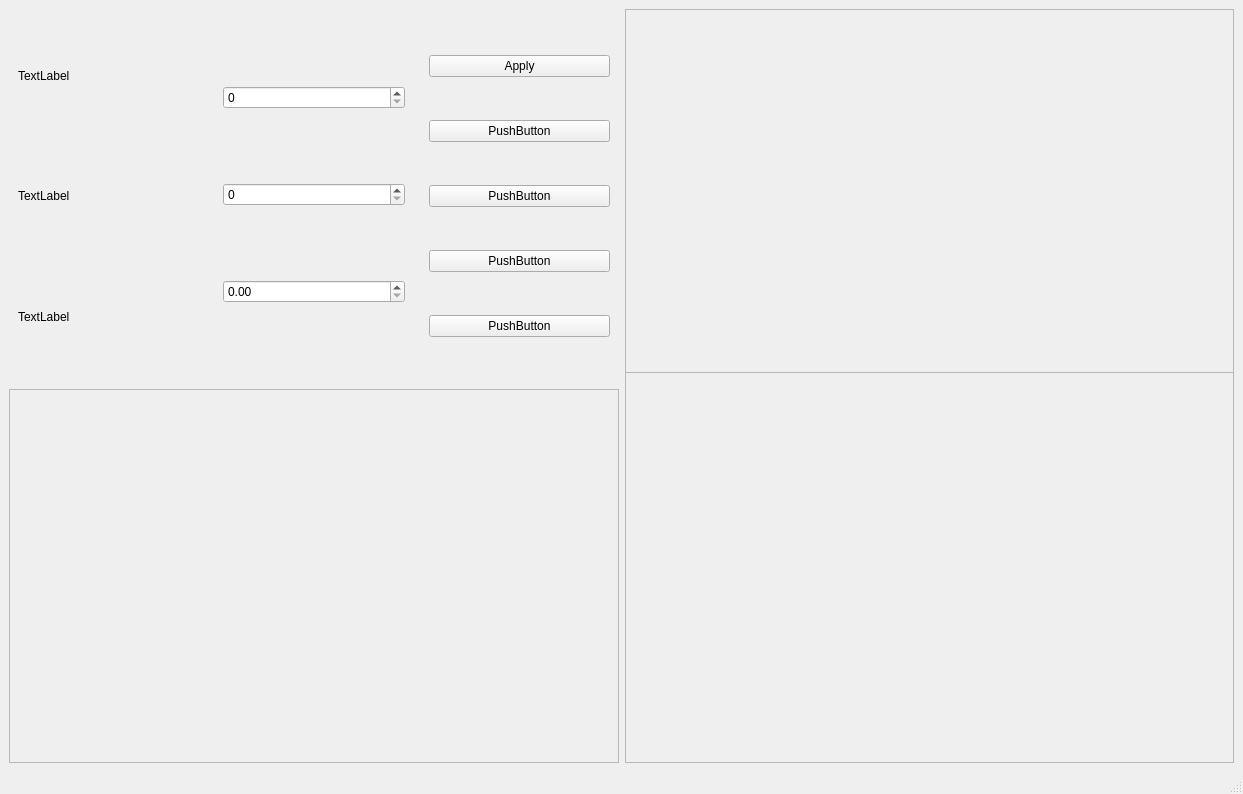
This is window.ui in de-nuke/AdvancedGeneticAlgorithm as Qt 5 draws it before an edit. The edited form follows.
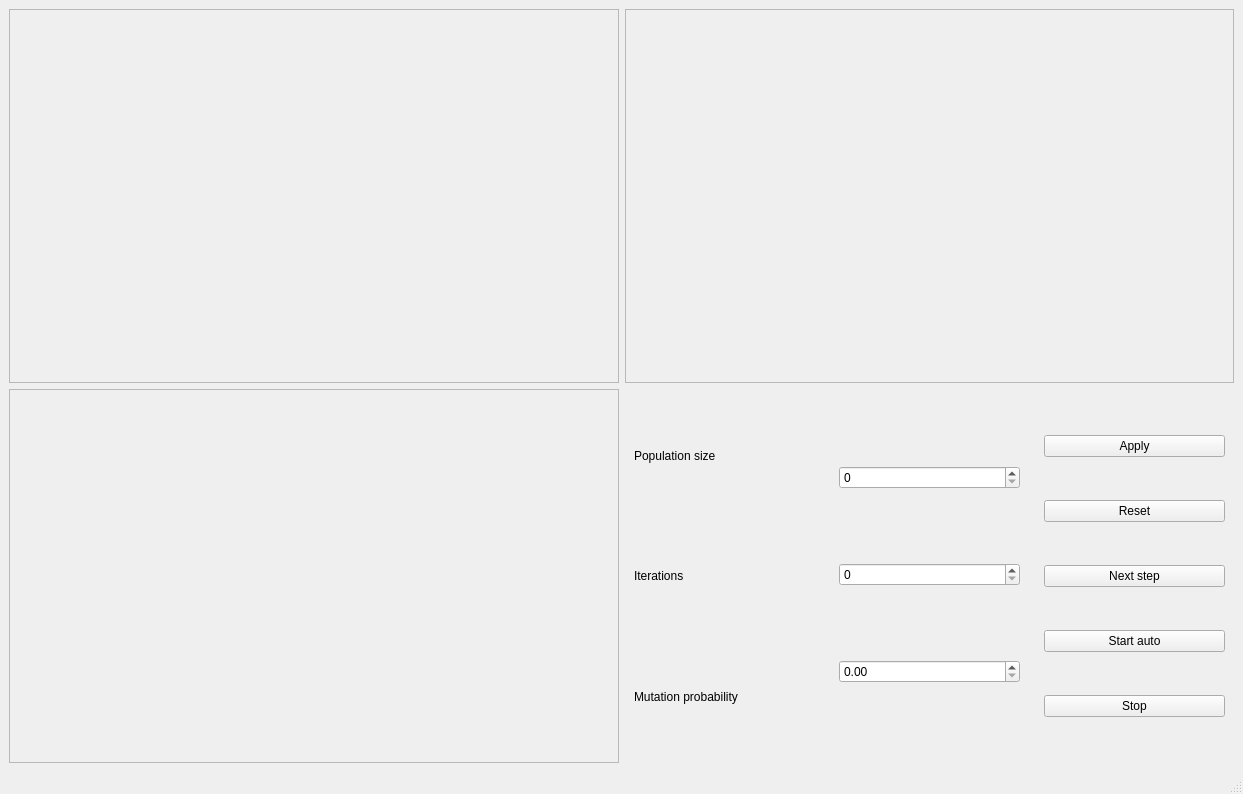
This is the edited form.

Commit message: Improved layout, added Thread and more application logic

```diff
--- a/window.ui
+++ b/window.ui
@@ -14,15 +14,61 @@
    <string>MainWindow</string>
   </property>
   <widget class="QWidget" name="centralwidget">
-   <layout class="QHBoxLayout" name="horizontalLayout">
+   <layout class="QVBoxLayout" name="verticalLayout_2">
     <item>
-     <layout class="QVBoxLayout" name="left_vlayout" stretch="0,0">
+     <layout class="QHBoxLayout" name="horizontalLayout_4">
+      <item>
+       <widget class="QFrame" name="right_frame">
+        <property name="minimumSize">
+         <size>
+          <width>0</width>
+          <height>0</height>
+         </size>
+        </property>
+        <property name="frameShape">
+         <enum>QFrame::StyledPanel</enum>
+        </property>
+        <property name="frameShadow">
+         <enum>QFrame::Raised</enum>
+        </property>
+       </widget>
+      </item>
+      <item>
+       <widget class="QFrame" name="top_frame">
+        <property name="frameShape">
+         <enum>QFrame::StyledPanel</enum>
+        </property>
+        <property name="frameShadow">
+         <enum>QFrame::Raised</enum>
+        </property>
+       </widget>
+      </item>
+     </layout>
+    </item>
+    <item>
+     <layout class="QHBoxLayout" name="horizontalLayout_3" stretch="0,0">
       <property name="spacing">
        <number>6</number>
       </property>
       <property name="sizeConstraint">
        <enum>QLayout::SetDefaultConstraint</enum>
       </property>
+      <item>
+       <widget class="QFrame" name="left_frame">
+        <property name="minimumSize">
+         <size>
+          <width>0</width>
+          <height>0</height>
+         </size>
+        </property>
+        <property name="frameShape">
+         <enum>QFrame::StyledPanel</enum>
+        </property>
+        <property name="frameShadow">
+         <enum>QFrame::Raised</enum>
+        </property>
+       </widget>
+      </item>
       <item>
        <layout class="QHBoxLayout" name="horizontalLayout_2">
         <item>
@@ -31,21 +77,21 @@
            <item>
             <widget class="QLabel" name="label">
              <property name="text">
-              <string>TextLabel</string>
+              <string>Population size</string>
              </property>
             </widget>
            </item>
            <item>
             <widget class="QLabel" name="label_2">
              <property name="text">
-              <string>TextLabel</string>
+              <string>Iterations</string>
              </property>
             </widget>
            </item>
            <item>
             <widget class="QLabel" name="label_3">
              <property name="text">
-              <string>TextLabel</string>
+              <string>Mutation probability</string>
              </property>
             </widget>
            </item>
@@ -99,7 +145,7 @@
             </widget>
            </item>
            <item>
-            <widget class="QPushButton" name="pushButton_5">
+            <widget class="QPushButton" name="reset_btn">
              <property name="sizePolicy">
               <sizepolicy hsizetype="Minimum" vsizetype="Fixed">
                <horstretch>0</horstretch>
@@ -107,12 +153,12 @@
               </sizepolicy>
              </property>
              <property name="text">
-              <string>PushButton</string>
+              <string>Reset</string>
              </property>
             </widget>
            </item>
            <item>
-            <widget class="QPushButton" name="pushButton_2">
+            <widget class="QPushButton" name="next_btn">
              <property name="sizePolicy">
               <sizepolicy hsizetype="Minimum" vsizetype="Fixed">
                <horstretch>0</horstretch>
@@ -120,12 +166,12 @@
               </sizepolicy>
              </property>
              <property name="text">
-              <string>PushButton</string>
+              <string>Next step</string>
              </property>
             </widget>
            </item>
            <item>
-            <widget class="QPushButton" name="pushButton_3">
+            <widget class="QPushButton" name="start_btn">
              <property name="sizePolicy">
               <sizepolicy hsizetype="Minimum" vsizetype="Fixed">
                <horstretch>0</horstretch>
@@ -133,12 +179,12 @@
               </sizepolicy>
              </property>
              <property name="text">
-              <string>PushButton</string>
+              <string>Start auto</string>
              </property>
             </widget>
            </item>
            <item>
-            <widget class="QPushButton" name="pushButton_4">
+            <widget class="QPushButton" name="stop_btn">
              <property name="sizePolicy">
               <sizepolicy hsizetype="Minimum" vsizetype="Fixed">
                <horstretch>0</horstretch>
@@ -146,7 +192,7 @@
               </sizepolicy>
              </property>
              <property name="text">
-              <string>PushButton</string>
+              <string>Stop</string>
              </property>
             </widget>
            </item>
@@ -154,72 +200,6 @@
          </widget>
         </item>
        </layout>
-      </item>
-      <item>
-       <widget class="QFrame" name="left_frame">
-        <property name="minimumSize">
-         <size>
-          <width>0</width>
-          <height>0</height>
-         </size>
-        </property>
-        <property name="frameShape">
-         <enum>QFrame::StyledPanel</enum>
-        </property>
-        <property name="frameShadow">
-         <enum>QFrame::Raised</enum>
-        </property>
-       </widget>
-      </item>
-     </layout>
-    </item>
-    <item>
-     <layout class="QVBoxLayout" name="right_vlayout">
-      <item>
-       <widget class="QFrame" name="right_frame">
-        <property name="minimumSize">
-         <size>
-          <width>0</width>
-          <height>0</height>
-         </size>
-        </property>
-        <property name="frameShape">
-         <enum>QFrame::StyledPanel</enum>
-        </property>
-        <property name="frameShadow">
-         <enum>QFrame::Raised</enum>
-        </property>
-        <widget class="QFrame" name="top_frame">
-         <property name="geometry">
-          <rect>
-           <x>0</x>
-           <y>0</y>
-           <width>612</width>
-           <height>364</height>
-          </rect>
-         </property>
-         <property name="minimumSize">
-          <size>
-           <width>0</width>
-           <height>0</height>
-          </size>
-         </property>
-         <property name="maximumSize">
-          <size>
-           <width>16777215</width>
-           <height>16777215</height>
-          </size>
-         </property>
-         <property name="frameShape">
-          <enum>QFrame::StyledPanel</enum>
-         </property>
-         <property name="frameShadow">
-          <enum>QFrame::Raised</enum>
-         </property>
-        </widget>
-        <zorder>top_frame</zorder>
-        <zorder>top_frame</zorder>
-       </widget>
       </item>
      </layout>
     </item>
```
The commit also changes 5 other files.
